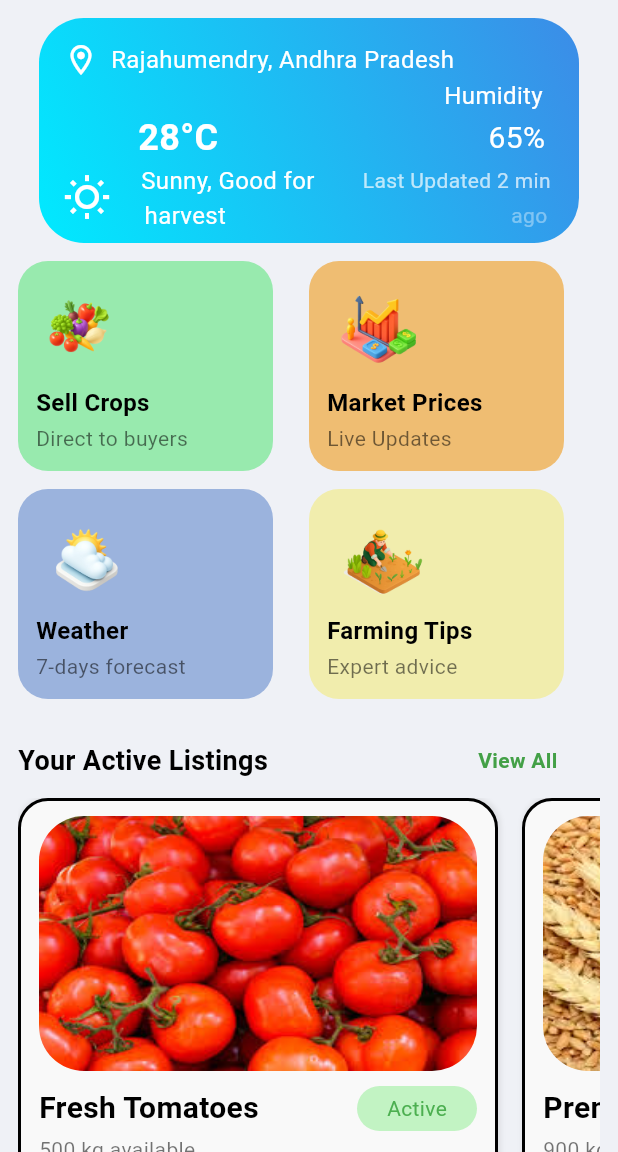
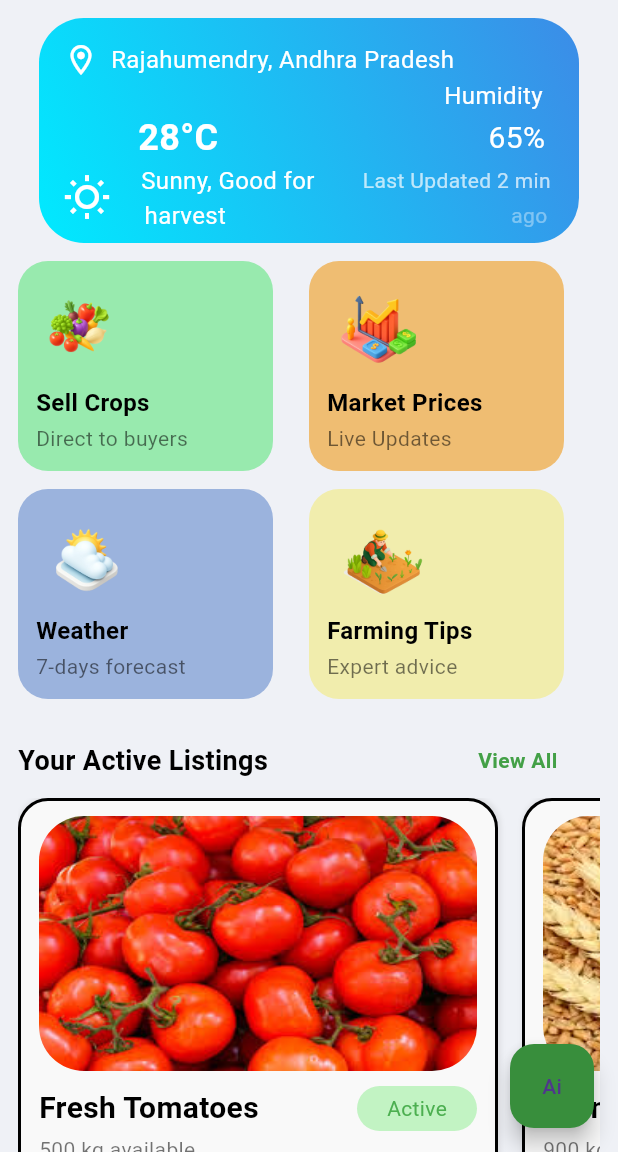
Before and after one commit to jaswanth4237/Flutter-Codes, a Flutter app: the My_Home screen opened directly, on a phone screen of 412 x 824 dp, the part 84-1236 px from its top. Run offline on Flutter 3.47's test engine with Material 3 defaults, Android fonts, the phone set to English and light mode, and no system bars; our stand-ins replace device_preview, google_fonts.

Commit message:
added AI button

```diff
--- a/smart_agri_connect/lib/My_Home.dart
+++ b/smart_agri_connect/lib/My_Home.dart
@@ -16,6 +16,9 @@
   @override
   Widget build(BuildContext context) {
     return Scaffold(
+      floatingActionButton: FloatingActionButton(
+        backgroundColor: Colors.green[700],
+        onPressed: (){}, child: Text("Ai"),),
       backgroundColor: Color.fromARGB(255, 239, 241, 246),
       appBar: AppBar(
         backgroundColor: Colors.white,
@@ -65,6 +68,7 @@
           child: Column(
             spacing: 12,
             children: [
+              // floatingActionButton: FloatingActionButton(onPressed: (){}, child: Text("Ai"),),
               //Temparature Container Calling.
               Center(child: Temparature_Container()),
               //Bottom detailes Container calling
--- a/smart_agri_connect/lib/otp_page.dart
+++ b/smart_agri_connect/lib/otp_page.dart
@@ -19,10 +19,8 @@
 
       body: Stack(
         children: [
-          Expanded(
-            child: Positioned.fill(
-              child: Image.asset('assets/farm_.jpg', fit: BoxFit.cover),
-            ),
+          Positioned.fill(
+            child: Image.asset('assets/farm_.jpg', fit: BoxFit.cover),
           ),
           Padding(
             padding: const EdgeInsets.only(top:250.0),
```
